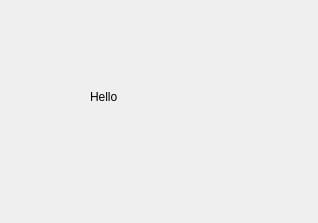
Above: loggingwidget.ui from willwright1213/CESSimulator before the change. Below: the same form after it.
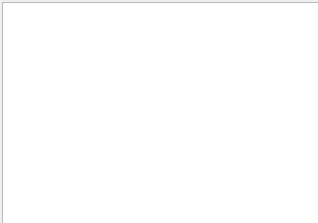
That is the form after the change.

Diff of the .ui file:
```diff
--- a/loggingwidget.ui
+++ b/loggingwidget.ui
@@ -25,19 +25,48 @@
   <property name="windowTitle">
    <string>Form</string>
   </property>
-  <widget class="QLabel" name="label">
-   <property name="geometry">
-    <rect>
-     <x>90</x>
-     <y>90</y>
-     <width>47</width>
-     <height>13</height>
-    </rect>
+  <layout class="QVBoxLayout" name="verticalLayout">
+   <property name="spacing">
+    <number>0</number>
    </property>
-   <property name="text">
-    <string>Hello</string>
+   <property name="leftMargin">
+    <number>2</number>
    </property>
-  </widget>
+   <property name="topMargin">
+    <number>2</number>
+   </property>
+   <property name="rightMargin">
+    <number>2</number>
+   </property>
+   <property name="bottomMargin">
+    <number>2</number>
+   </property>
+   <item>
+    <widget class="QListWidget" name="logs">
+     <property name="sizePolicy">
+      <sizepolicy hsizetype="Fixed" vsizetype="Fixed">
+       <horstretch>0</horstretch>
+       <verstretch>0</verstretch>
+      </sizepolicy>
+     </property>
+     <property name="minimumSize">
+      <size>
+       <width>318</width>
+       <height>223</height>
+      </size>
+     </property>
+     <property name="maximumSize">
+      <size>
+       <width>318</width>
+       <height>223</height>
+      </size>
+     </property>
+     <property name="styleSheet">
+      <string notr="true"/>
+     </property>
+    </widget>
+   </item>
+  </layout>
  </widget>
  <resources/>
  <connections/>
```
